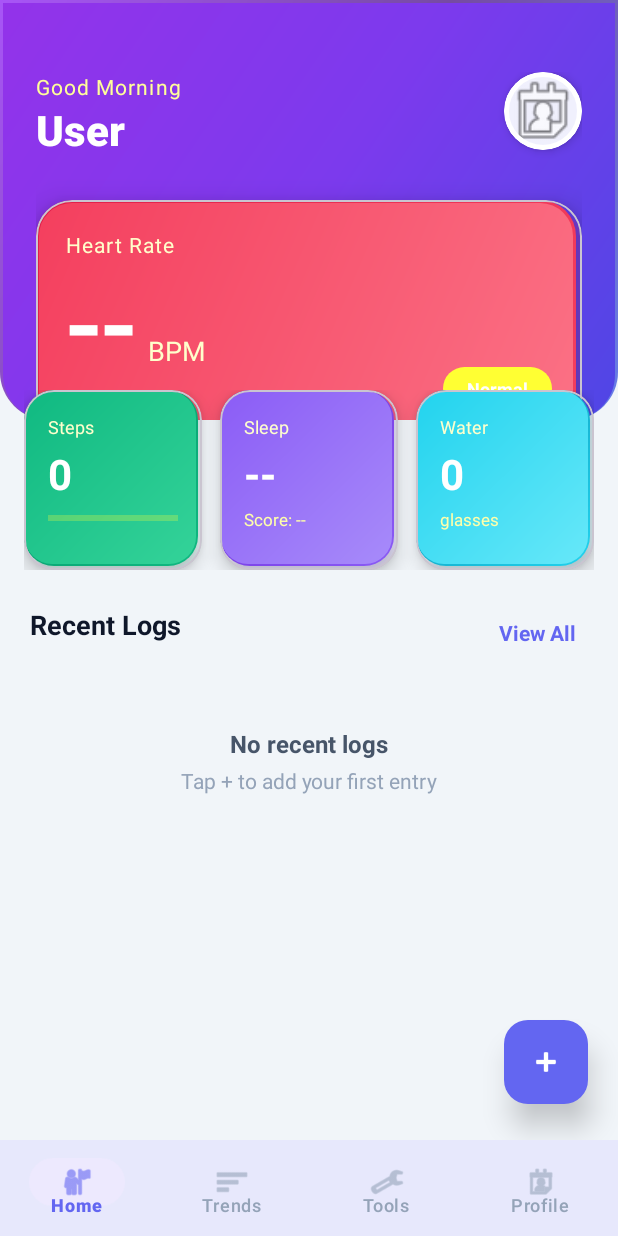
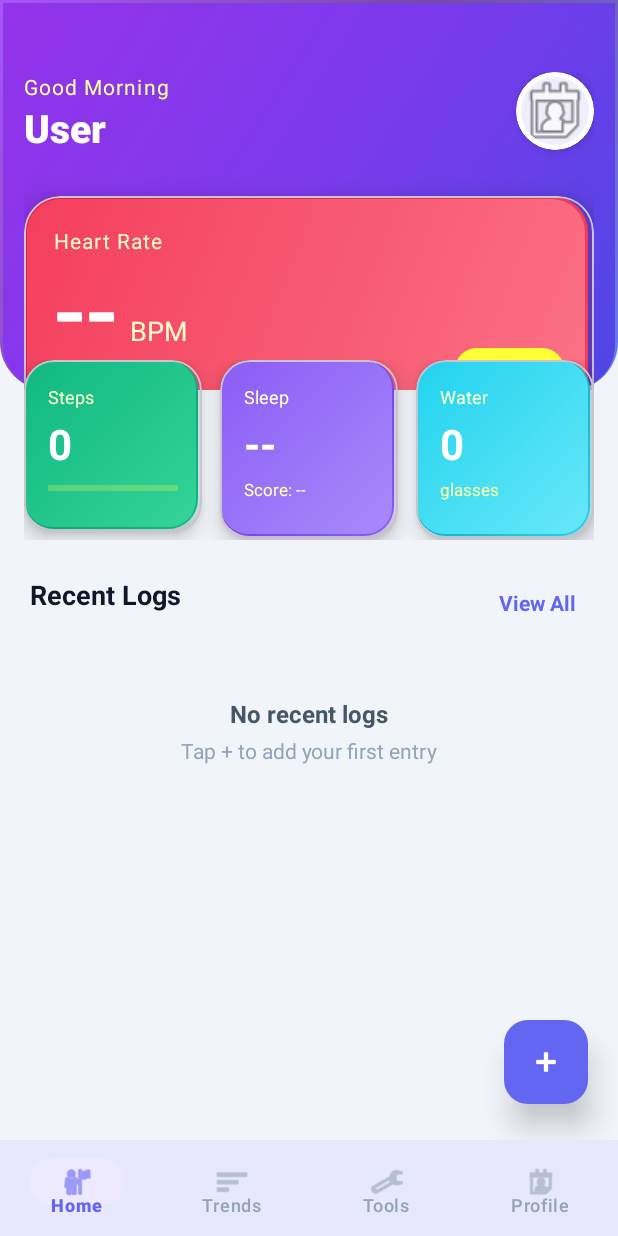
Before and after one commit to majidali1256/HealthTrackerApp, an Android app: the DashboardActivity screen opened directly, with no data from a screen before it, on a phone screen of 412 x 824 dp. Run offline under Robolectric (Android 15) with nearby library versions, the phone set to English and light mode, and no system bars; our stand-ins replace Dagger/Hilt's generated code, Firebase (no records; nobody signed in at launch, a user with empty details on screens opened directly), Room's generated code, data binding.

Commit message:
Fixed responsiveness: Added dimension resources for different screen sizes (320dp, 360dp, 480dp, 600dp+)

```diff
--- a/AndroidApp/src/main/res/layout/activity_dashboard.xml
+++ b/AndroidApp/src/main/res/layout/activity_dashboard.xml
@@ -21,9 +21,9 @@
                 <androidx.constraintlayout.widget.ConstraintLayout
                     android:id="@+id/headerSection"
                     android:layout_width="match_parent"
-                    android:layout_height="280dp"
+                    android:layout_height="@dimen/header_height"
                     android:background="@drawable/bg_dashboard_top"
-                    android:paddingHorizontal="24dp"
+                    android:paddingHorizontal="@dimen/screen_padding"
                     android:paddingTop="48dp">
 
                     <TextView
@@ -32,7 +32,7 @@
                         android:layout_height="wrap_content"
                         android:text="Good Morning"
                         android:textColor="#FFFFFF99"
-                        android:textSize="14sp"
+                        android:textSize="@dimen/text_greeting"
                         android:letterSpacing="0.05"
                         app:layout_constraintEnd_toStartOf="@id/cardProfile"
                         app:layout_constraintStart_toStartOf="parent"
@@ -44,7 +44,7 @@
                         android:layout_height="wrap_content"
                         android:text="User"
                         android:textColor="@color/text_on_primary"
-                        android:textSize="28sp"
+                        android:textSize="@dimen/text_username"
                         android:textStyle="bold"
                         android:fontFamily="sans-serif-medium"
                         app:layout_constraintEnd_toStartOf="@id/cardProfile"
@@ -75,7 +75,7 @@
                     <com.google.android.material.card.MaterialCardView
                         android:id="@+id/cardPrimaryMetric"
                         android:layout_width="0dp"
-                        android:layout_height="160dp"
+                        android:layout_height="@dimen/primary_card_height"
                         android:layout_marginTop="28dp"
                         app:cardBackgroundColor="@android:color/transparent"
                         app:cardCornerRadius="24dp"
@@ -107,7 +107,7 @@
                                 android:layout_height="wrap_content"
                                 android:text="--"
                                 android:textColor="@color/text_on_primary"
-                                android:textSize="72sp"
+                                android:textSize="@dimen/text_primary_value"
                                 android:textStyle="bold"
                                 android:fontFamily="sans-serif-light"
                                 app:layout_constraintBottom_toBottomOf="parent"
@@ -159,7 +159,7 @@
                     <com.google.android.material.card.MaterialCardView
                         android:id="@+id/cardSteps"
                         android:layout_width="0dp"
-                        android:layout_height="120dp"
+                        android:layout_height="@dimen/metric_card_height"
                         android:layout_marginEnd="8dp"
                         android:layout_weight="1"
                         app:cardBackgroundColor="@android:color/transparent"
--- /dev/null
+++ b/AndroidApp/src/main/res/values-sw320dp/dimens.xml
@@ -0,0 +1,18 @@
+<?xml version="1.0" encoding="utf-8"?>
+<resources>
+    <!-- Small phones (320dp) -->
+    <dimen name="header_height">220dp</dimen>
+    <dimen name="primary_card_height">130dp</dimen>
+    <dimen name="metric_card_height">100dp</dimen>
+    <dimen name="metric_card_margin">12dp</dimen>
+
+    <dimen name="text_greeting">12sp</dimen>
+    <dimen name="text_username">22sp</dimen>
+    <dimen name="text_primary_value">52sp</dimen>
+    <dimen name="text_metric_value">22sp</dimen>
+    <dimen name="text_metric_label">10sp</dimen>
+
+    <dimen name="card_corner_radius">16dp</dimen>
+    <dimen name="card_padding">12dp</dimen>
+    <dimen name="screen_padding">12dp</dimen>
+</resources>
--- /dev/null
+++ b/AndroidApp/src/main/res/values-sw360dp/dimens.xml
@@ -0,0 +1,18 @@
+<?xml version="1.0" encoding="utf-8"?>
+<resources>
+    <!-- Standard phones (360dp) -->
+    <dimen name="header_height">260dp</dimen>
+    <dimen name="primary_card_height">150dp</dimen>
+    <dimen name="metric_card_height">115dp</dimen>
+    <dimen name="metric_card_margin">14dp</dimen>
+
+    <dimen name="text_greeting">14sp</dimen>
+    <dimen name="text_username">26sp</dimen>
+    <dimen name="text_primary_value">64sp</dimen>
+    <dimen name="text_metric_value">26sp</dimen>
+    <dimen name="text_metric_label">11sp</dimen>
+
+    <dimen name="card_corner_radius">20dp</dimen>
+    <dimen name="card_padding">14dp</dimen>
+    <dimen name="screen_padding">16dp</dimen>
+</resources>
--- /dev/null
+++ b/AndroidApp/src/main/res/values-sw480dp/dimens.xml
@@ -0,0 +1,18 @@
+<?xml version="1.0" encoding="utf-8"?>
+<resources>
+    <!-- Large phones (480dp) -->
+    <dimen name="header_height">300dp</dimen>
+    <dimen name="primary_card_height">170dp</dimen>
+    <dimen name="metric_card_height">130dp</dimen>
+    <dimen name="metric_card_margin">18dp</dimen>
+
+    <dimen name="text_greeting">15sp</dimen>
+    <dimen name="text_username">30sp</dimen>
+    <dimen name="text_primary_value">76sp</dimen>
+    <dimen name="text_metric_value">30sp</dimen>
+    <dimen name="text_metric_label">13sp</dimen>
+
+    <dimen name="card_corner_radius">24dp</dimen>
+    <dimen name="card_padding">18dp</dimen>
+    <dimen name="screen_padding">20dp</dimen>
+</resources>
--- /dev/null
+++ b/AndroidApp/src/main/res/values-sw600dp/dimens.xml
@@ -0,0 +1,18 @@
+<?xml version="1.0" encoding="utf-8"?>
+<resources>
+    <!-- Tablets (600dp+) -->
+    <dimen name="header_height">340dp</dimen>
+    <dimen name="primary_card_height">200dp</dimen>
+    <dimen name="metric_card_height">160dp</dimen>
+    <dimen name="metric_card_margin">24dp</dimen>
+
+    <dimen name="text_greeting">16sp</dimen>
+    <dimen name="text_username">36sp</dimen>
+    <dimen name="text_primary_value">88sp</dimen>
+    <dimen name="text_metric_value">36sp</dimen>
+    <dimen name="text_metric_label">15sp</dimen>
+
+    <dimen name="card_corner_radius">28dp</dimen>
+    <dimen name="card_padding">24dp</dimen>
+    <dimen name="screen_padding">32dp</dimen>
+</resources>
--- a/AndroidApp/src/main/res/values/dimens.xml
+++ b/AndroidApp/src/main/res/values/dimens.xml
@@ -47,4 +47,18 @@
     <dimen name="icon_size_sm">20dp</dimen>
     <dimen name="icon_size_md">24dp</dimen>
     <dimen name="icon_size_lg">32dp</dimen>
+
+    <!-- Responsive Dimensions (default/fallback) -->
+    <dimen name="header_height">280dp</dimen>
+    <dimen name="primary_card_height">160dp</dimen>
+    <dimen name="metric_card_height">120dp</dimen>
+    <dimen name="metric_card_margin">16dp</dimen>
+
+    <dimen name="text_greeting">14sp</dimen>
+    <dimen name="text_username">28sp</dimen>
+    <dimen name="text_primary_value">72sp</dimen>
+    <dimen name="text_metric_value">28sp</dimen>
+    <dimen name="text_metric_label">12sp</dimen>
+
+    <dimen name="screen_padding">16dp</dimen>
 </resources>
```
Also changed, not shown: 523 other files.
